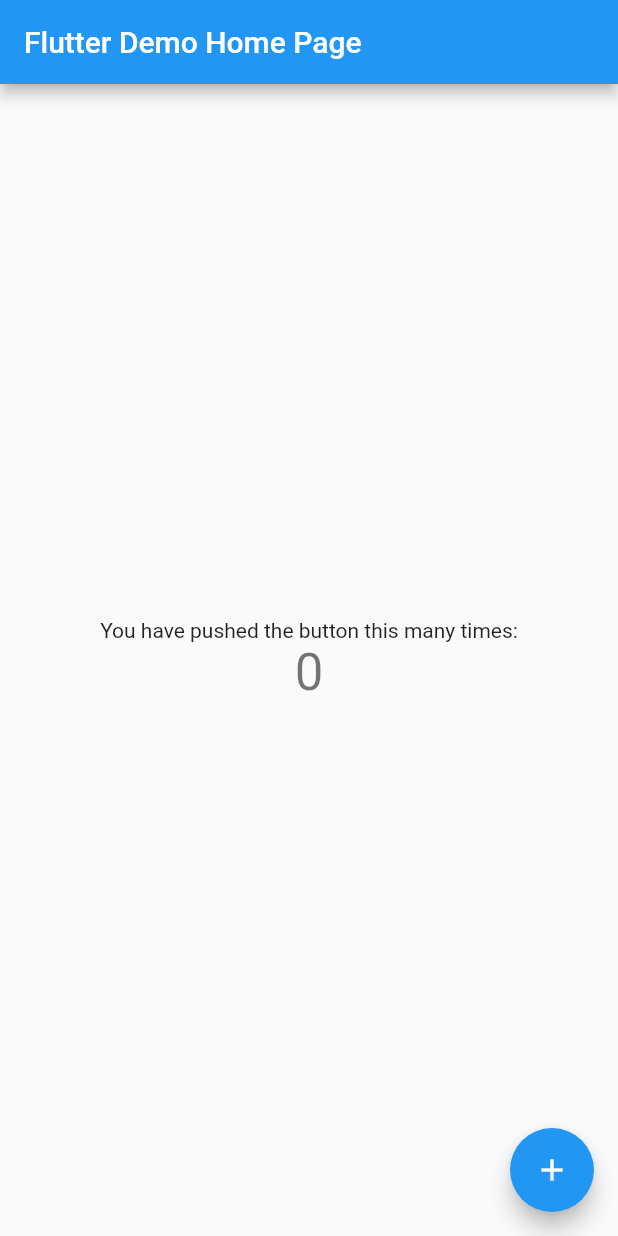
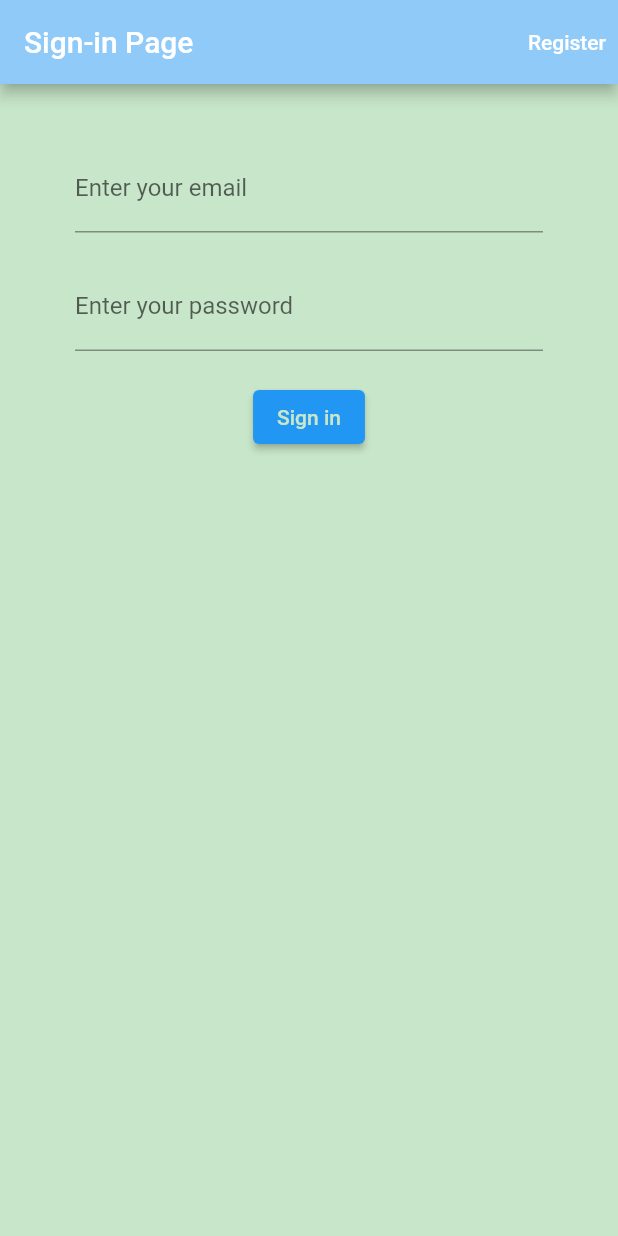
Before and after one commit to Jnpk1/Team-6-Project-1, a Flutter app: the screen it shows after launch, on a phone screen of 412 x 824 dp. Run offline on Flutter 3.47's test engine with Material 2 defaults, Android fonts, the light colour scheme and no system bars.

Commit message:
second commit

```diff
--- /dev/null
+++ b/lib/Authenticity/signin.dart
@@ -0,0 +1,68 @@
+import 'package:flutter/material.dart';
+import 'package:policy_voter/Authenticity/signup.dart';
+
+class signin extends StatefulWidget {
+  const signin({Key? key}) : super(key: key);
+
+  @override
+  _signinState createState() => _signinState();
+}
+
+class _signinState extends State<signin> {
+  //To hold the email and passwaord inputs
+  String email = "";
+  String password = "";
+  @override
+  Widget build(BuildContext context) {
+    return Scaffold(
+        backgroundColor: Colors.green[100],
+        appBar: AppBar(
+            actions: <Widget>[
+              TextButton(
+                onPressed: () {
+                  Navigator.push(context,
+                      MaterialPageRoute(builder: (context) => signup()));
+                },
+                child: Text('Register'),
+                style: TextButton.styleFrom(primary: Colors.white),
+              )
+            ],
+            backgroundColor: Colors.blue[200],
+            title: const Text('Sign-in Page')),
+        body: Container(
+          padding: EdgeInsets.symmetric(vertical: 20.0, horizontal: 50.0),
+          child: Form(
+            child: Column(
+              children: <Widget>[
+                //Form Field for Email
+                SizedBox(height: 20.0),
+                TextFormField(
+                  decoration: InputDecoration(labelText: 'Enter your email'),
+                  onChanged: (val) {
+                    setState(() => email = val);
+                  },
+                ),
+                //Form Field for Password
+                SizedBox(height: 20.0),
+                TextFormField(
+                    decoration:
+                        InputDecoration(labelText: 'Enter your password'),
+                    obscureText: true,
+                    onChanged: (val) {
+                      setState(() => password = val);
+                    }),
+                //Button for sign-in
+                SizedBox(height: 20.0),
+                ElevatedButton(
+                    child: Text('Sign in'),
+                    style: TextButton.styleFrom(primary: Colors.green[100]),
+                    onPressed: () async {
+                      print(email);
+                      print(password);
+                    })
+              ],
+            ),
+          ),
+        ));
+  }
+}
--- /dev/null
+++ b/lib/Authenticity/signup.dart
@@ -0,0 +1,55 @@
+import 'package:flutter/material.dart';
+
+class signup extends StatefulWidget {
+  const signup({Key? key}) : super(key: key);
+
+  @override
+  _signupState createState() => _signupState();
+}
+
+class _signupState extends State<signup> {
+  String email = "";
+  String password = "";
+  @override
+  Widget build(BuildContext context) {
+    return Scaffold(
+        backgroundColor: Colors.green[100],
+        appBar: AppBar(
+            backgroundColor: Colors.blue[200], title: const Text('Register')),
+        body: Container(
+          padding: EdgeInsets.symmetric(vertical: 20.0, horizontal: 50.0),
+          child: Form(
+            child: Column(
+              children: <Widget>[
+                //Form Field for Email
+                SizedBox(height: 20.0),
+                TextFormField(
+                  decoration: InputDecoration(labelText: 'Enter your email'),
+                  onChanged: (val) {
+                    setState(() => email = val);
+                  },
+                ),
+                //Form Field for Password
+                SizedBox(height: 20.0),
+                TextFormField(
+                    decoration:
+                        InputDecoration(labelText: 'Enter your password'),
+                    obscureText: true,
+                    onChanged: (val) {
+                      setState(() => password = val);
+                    }),
+                //Button for sign-in
+                SizedBox(height: 20.0),
+                ElevatedButton(
+                    child: Text('Sign up'),
+                    style: TextButton.styleFrom(primary: Colors.green[100]),
+                    onPressed: () async {
+                      print(email);
+                      print(password);
+                    })
+              ],
+            ),
+          ),
+        ));
+  }
+}
--- /dev/null
+++ b/lib/Home/wrapper.dart
@@ -0,0 +1,11 @@
+import 'package:flutter/material.dart';
+import 'package:policy_voter/Authenticity/signin.dart';
+
+class Wrapper extends StatelessWidget {
+  const Wrapper({Key? key}) : super(key: key);
+
+  @override
+  Widget build(BuildContext context) {
+    return MaterialApp(home: signin());
+  }
+}
--- a/lib/main.dart
+++ b/lib/main.dart
@@ -1,7 +1,8 @@
 import 'package:flutter/material.dart';
+import 'package:policy_voter/Home/wrapper.dart';
 
 void main() {
-  runApp(MyApp());
+  runApp(Wrapper());
 }
 
 class MyApp extends StatelessWidget {
```
Also changed, not shown: lib/Authenticity/authService.dart (added), lib/Home/home.dart (added).
